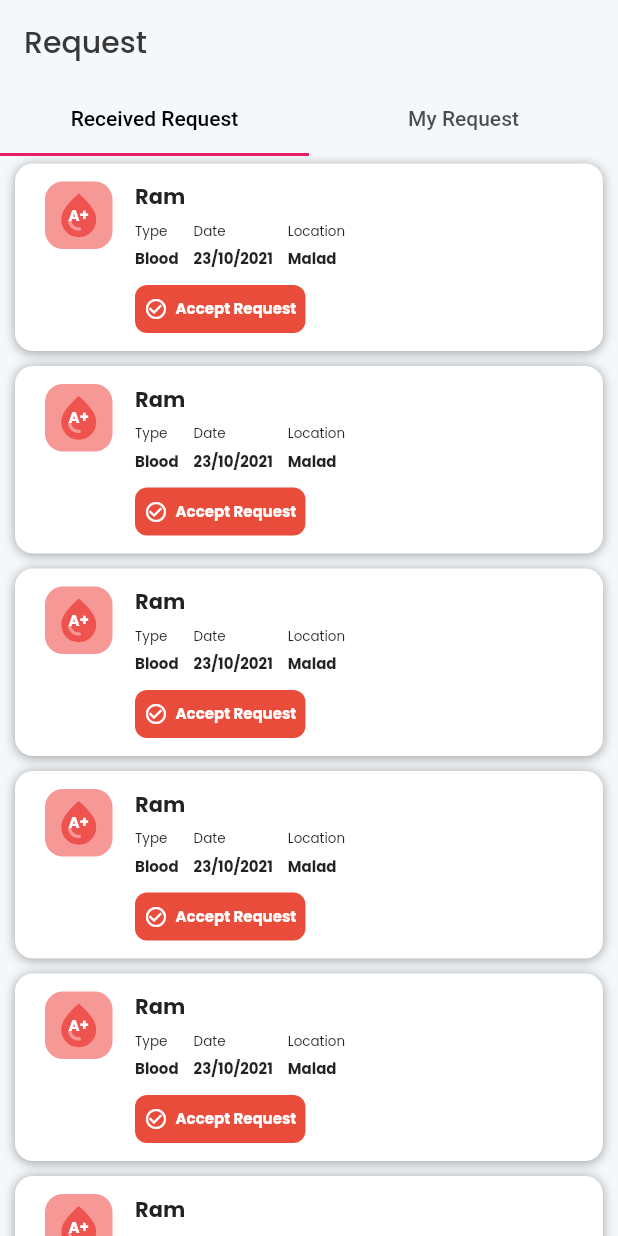
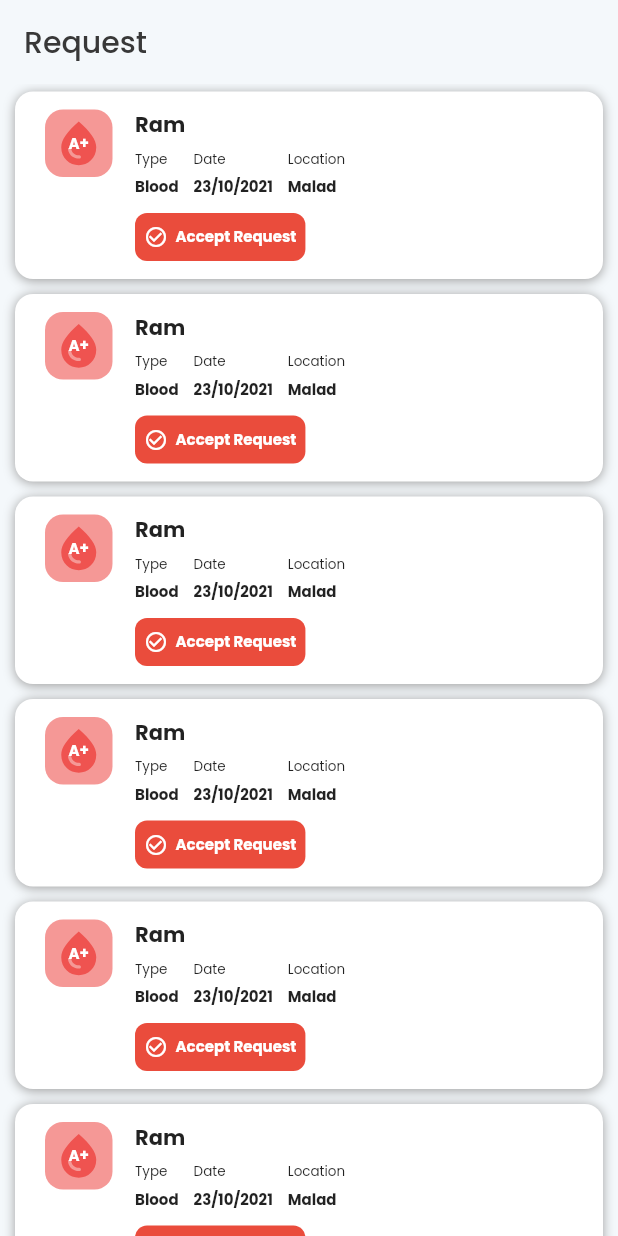
Before and after one commit to nagendrainvweb/connectingLife, a Flutter app: the RequestPage screen opened directly, on a phone screen of 412 x 824 dp. Run offline on Flutter 3.47's test engine with Material 2 defaults, Android fonts, the phone set to English and light mode, and no system bars; our stand-ins replace flutter_svg, get_it, google_fonts, image_picker, introduction_screen, stacked and 1 more; accounts and stored records are empty.

Commit message:
my request

```diff
--- a/clife/lib/screens/dashboard/home_widget.dart
+++ b/clife/lib/screens/dashboard/home_widget.dart
@@ -193,10 +193,13 @@ class HomeWidgetPage extends StatelessWidget {
                           Icons.search_outlined,
                           color: AppColors.pinklight,
                         ),
-                        title: "Find A Donor",
+                        title: "My Request",
                         count: "23.5k",
                         iconColor: AppColors.pinklight,
                         iconBackgroundColor: AppColors.extraLightpinkColor,
+                        onClick: () {
+                          Utility.pushToNext(context, RequestPage());
+                        },
                       ),
                     ),
                     SizedBox(
--- a/clife/lib/screens/request_page/request_list_page.dart
+++ b/clife/lib/screens/request_page/request_list_page.dart
@@ -13,44 +13,42 @@ class RequestPage extends StatefulWidget {
 }
 
 class _RequestPageState extends State<RequestPage> {
-  List<Widget> _tabs = [
-    Center(child: Text('You have selected the car !!!')),
-    Center(child: Text('Do you like train?'))
-  ];
+  // List<Widget> _tabs = [
+  //   Center(child: Text('You have selected the car !!!')),
+  //   Center(child: Text('Do you like train?'))
+  // ];
   @override
   Widget build(BuildContext context) {
-    return DefaultTabController(
-      length: 2,
-      child: Scaffold(
+    return Scaffold(
         backgroundColor: AppColors.backgroundColor,
         appBar: MyAppBar(
           title: "Request",
         ),
         body: Column(
           children: [
-            TabBar(
-              labelColor: Colors.black,
-              tabs: [
-                Tab(
-                  text: "Received Request",
-                ),
-                Tab(
-                  text: "My Request",
+            // TabBar(
+            //   labelColor: Colors.black,
+            //   tabs: [
+            //     Tab(
+            //       text: "Received Request",
+            //     ),
+            //     Tab(
+            //       text: "My Request",
 
-                ),
-              ],
-            ),
-            Expanded(
-              child: TabBarView(
-                children: [
-                  RequestTabWidget(),
-                  RequestTabWidget(),
-                ],
-              ),
-            ),
+            //     ),
+            //   ],
+            // ),
+            // Expanded(
+            //   child: TabBarView(
+            //     children: [
+            //       RequestTabWidget(),
+            //       RequestTabWidget(),
+            //     ],
+            //   ),
+            // ),
+            Expanded(child: RequestTabWidget()),
           ],
         ),
-      ),
     );
   }
 }
```
Also changed, not shown: clife/lib/screens/intro_screens/intro_page.dart (+6 -6 lines).
